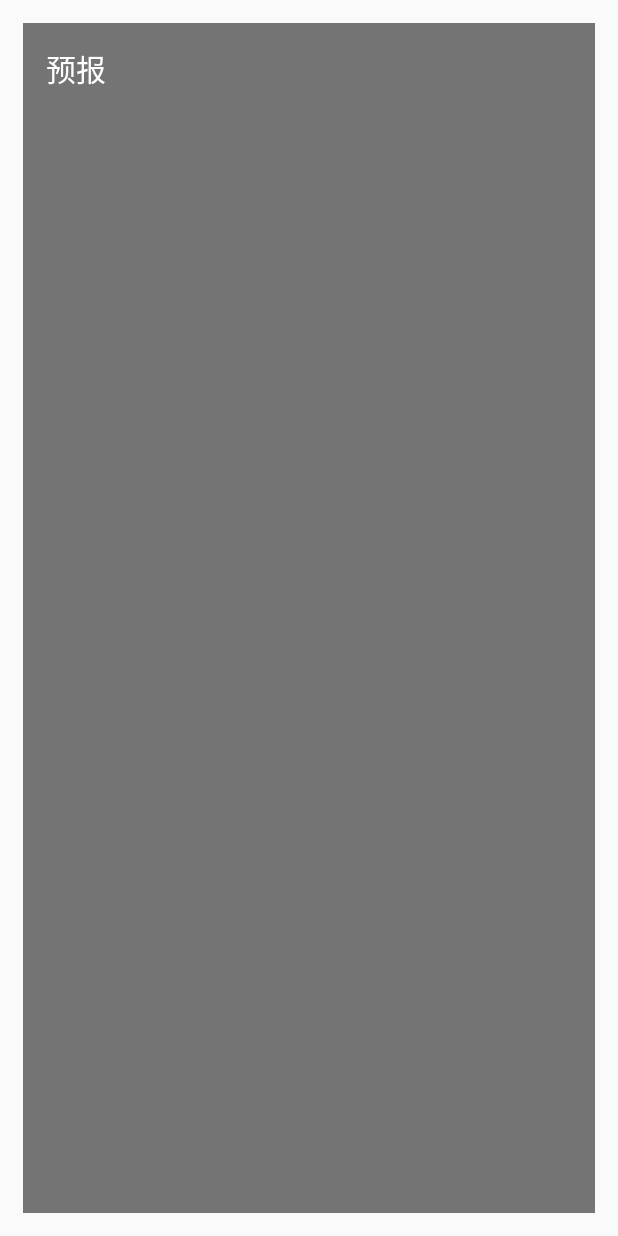
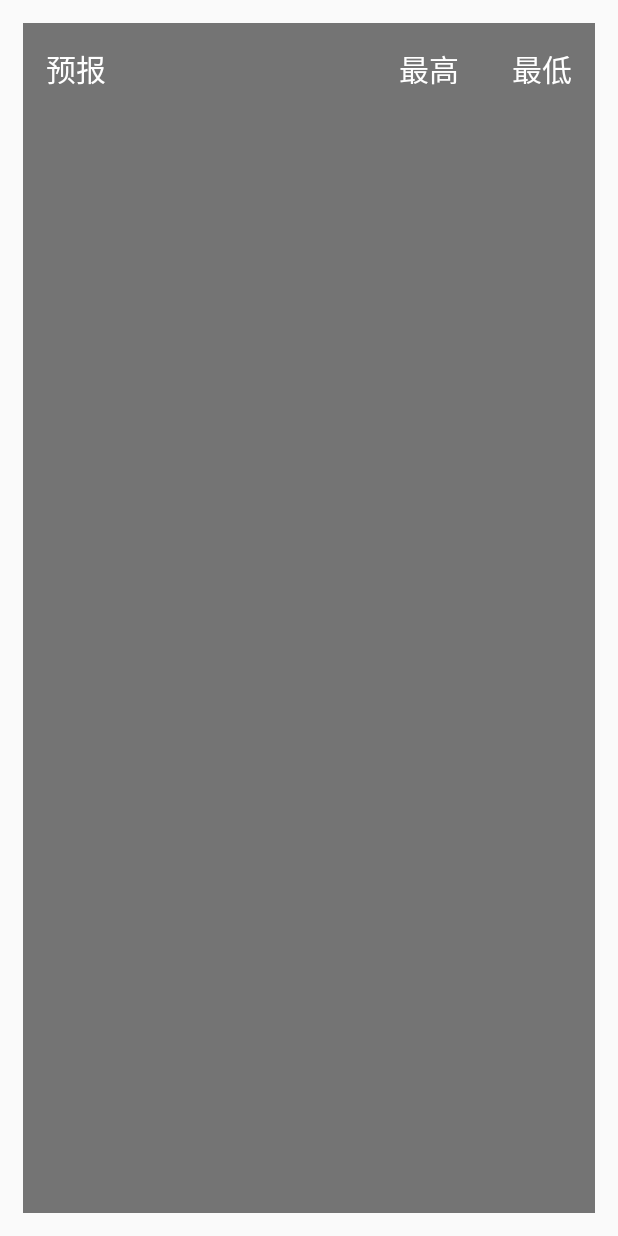
Before and after one commit to LiuDanK/MyWeather, an Android app: the layout forecast.xml on its own in the app's theme, with its tools: preview values and no code run, on a phone screen of 412 x 824 dp. Run offline under Robolectric (Android 15) with nearby library versions, the phone set to English and light mode, and no system bars.

Commit message:
添加了温度的列表说明,以及对控件进行了一些对齐操作,2018年11月1日

```diff
--- a/app/src/main/java/com/mypc/lyk/myweather2/MainActivity.java
+++ b/app/src/main/java/com/mypc/lyk/myweather2/MainActivity.java
@@ -200,8 +200,8 @@ public class MainActivity  extends AppCompatActivity {
             TextView minText = (TextView) view.findViewById(R.id.min_text);
             dataText.setText(forecast.date);
             infoText.setText(forecast.more.info);
-            maxText.setText(forecast.temperature.max);
-            minText.setText(forecast.temperature.min);
+            maxText.setText(forecast.temperature.max+"℃");
+            minText.setText(forecast.temperature.min+"℃");
             forecastLayout.addView(view);
         }
         if(weather.aqi != null){
--- a/app/src/main/res/layout/aqi.xml
+++ b/app/src/main/res/layout/aqi.xml
@@ -7,6 +7,7 @@
     android:background="#8000">
 
     <TextView
+        android:layout_marginLeft="15dp"
         android:layout_width="wrap_content"
         android:layout_height="wrap_content"
         android:text="空气质量"
--- a/app/src/main/res/layout/forecast.xml
+++ b/app/src/main/res/layout/forecast.xml
@@ -5,7 +5,10 @@
     android:layout_height="match_parent"
     android:layout_margin="15dp"
     android:background="#8000">
-
+<LinearLayout
+    android:orientation="horizontal"
+    android:layout_width="match_parent"
+    android:layout_height="wrap_content">
     <TextView
         android:layout_width="match_parent"
         android:layout_height="wrap_content"
@@ -13,7 +16,28 @@
         android:layout_marginLeft="15dp"
         android:layout_marginTop="15dp"
         android:textColor="#fff"
-        android:textSize="20sp"/>
+        android:textSize="20sp"
+        android:layout_weight="2"/>
+    <TextView
+        android:layout_marginRight="20dp"
+        android:layout_marginLeft="15dp"
+        android:layout_marginTop="15dp"
+        android:textColor="#fff"
+        android:textSize="20sp"
+        android:text="最高"
+        android:layout_width="wrap_content"
+        android:layout_height="wrap_content" />
+    <TextView
+        android:layout_marginRight="15dp"
+        android:layout_marginLeft="15dp"
+        android:layout_marginTop="15dp"
+        android:textColor="#fff"
+        android:textSize="20sp"
+        android:text="最低"
+        android:layout_width="wrap_content"
+        android:layout_height="wrap_content" />
+</LinearLayout>
+
 
     <LinearLayout
         android:id="@+id/forecast_layout"
```
